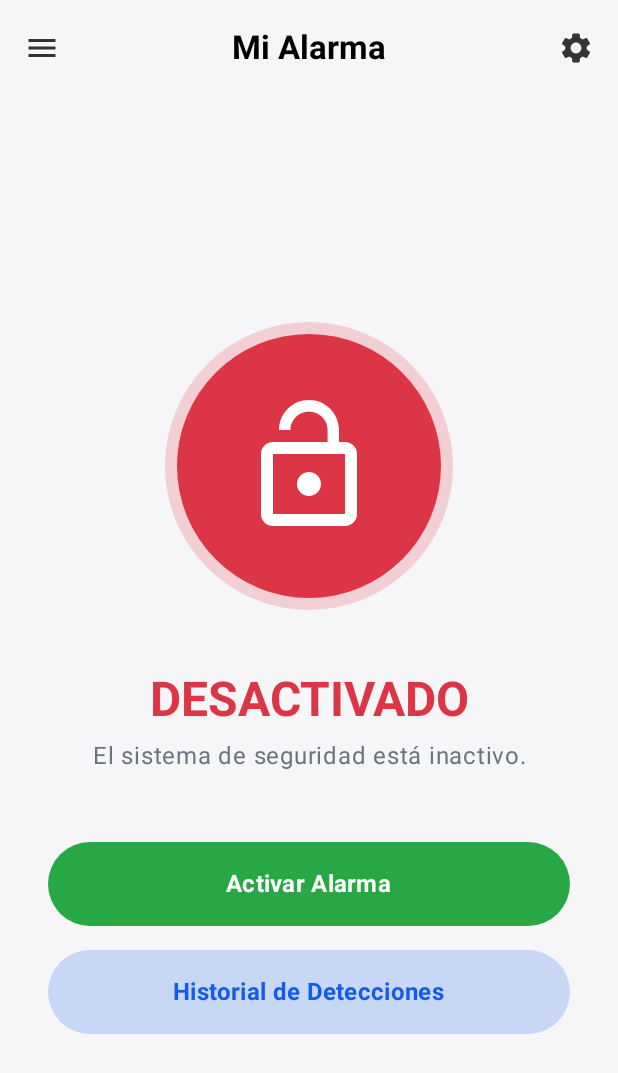
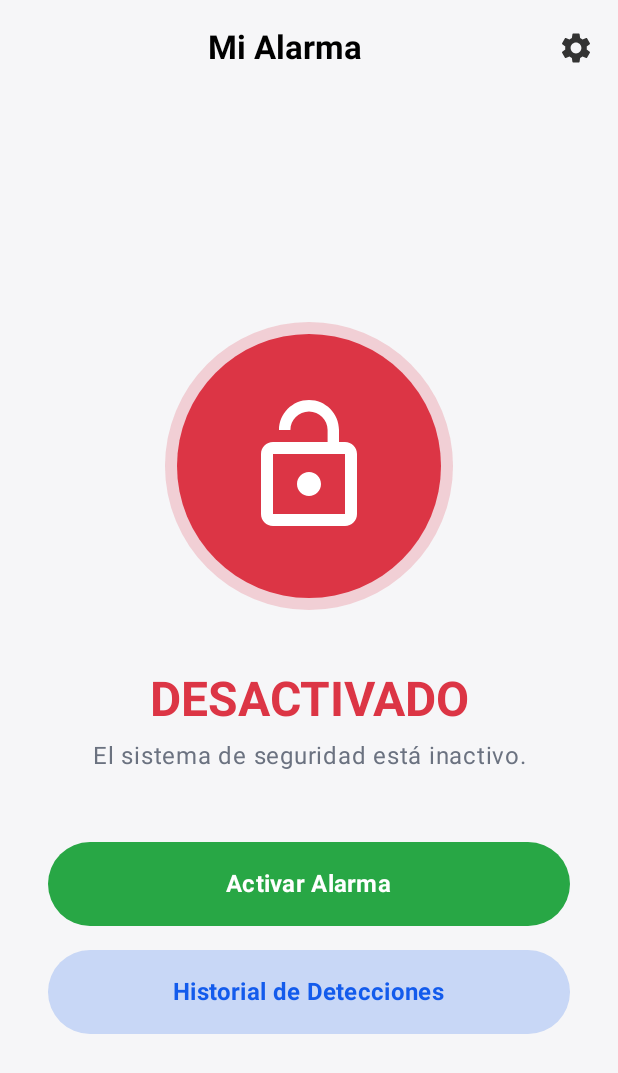
Before and after one commit to TheDoyleDog/App-Aplicaciones-Moviles, an Android app built with Jetpack Compose: the DashboardScreen screen opened through its navigation route, on a phone screen of 412 x 824 dp. Shown: the top 1073 px of the screen. Run offline under Robolectric (Android 15) with nearby library versions, the light colour scheme and no system bars; our stand-ins replace Firebase (no records; nobody signed in at launch, a user with empty details on screens opened directly).

Commit message:
Arreglos de Interfaz
Se elimino el boton lateral debido a que no era necesario para la aplicacion

```diff
--- a/app/src/main/java/com/alarmasensores/app/navigation/NavGraph.kt
+++ b/app/src/main/java/com/alarmasensores/app/navigation/NavGraph.kt
@@ -129,9 +129,6 @@ fun NavGraph(
                 },
                 onHistoryClick = {
                     navController.navigate(Screen.History.route)
-                },
-                onMenuClick = {
-                    // TODO: Implementar menú lateral
                 }
             )
         }
--- a/app/src/main/java/com/alarmasensores/app/ui/screens/dashboard/DashboardScreen.kt
+++ b/app/src/main/java/com/alarmasensores/app/ui/screens/dashboard/DashboardScreen.kt
@@ -32,8 +32,7 @@ fun DashboardScreen(
     isAlarmEnabled: Boolean = false,
     onToggleAlarm: () -> Unit = {},
     onSettingsClick: () -> Unit = {},
-    onHistoryClick: () -> Unit = {},
-    onMenuClick: () -> Unit = {}
+    onHistoryClick: () -> Unit = {}
 ) {
     Surface(
         modifier = Modifier.fillMaxSize(),
@@ -54,15 +53,7 @@ fun DashboardScreen(
                         )
                     )
                 },
-                navigationIcon = {
-                    IconButton(onClick = onMenuClick) {
-                        Icon(
-                            imageVector = Icons.Default.Menu,
-                            contentDescription = "Menú",
-                            tint = InactiveGray
-                        )
-                    }
-                },
+                navigationIcon = {},
                 actions = {
                     IconButton(onClick = onSettingsClick) {
                         Icon(
```
